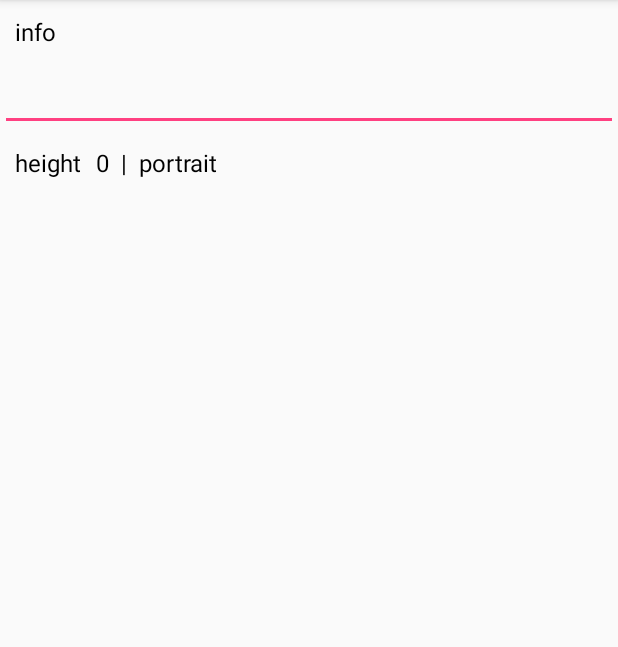
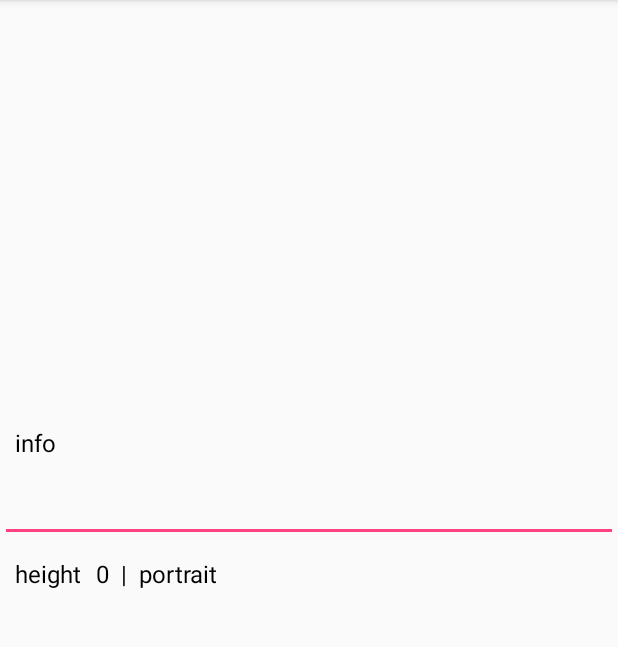
Before and after one commit to eeeeeccccc/KeyboardHeightProvider, an Android app: the screen it shows after launch (MainActivity), on a phone screen of 412 x 824 dp, the part 84-731 px from its top. Run offline under Robolectric (Android 15) with nearby library versions, the phone set to English and light mode, and no system bars.

Commit message:
提交工程

```diff
--- a/app/src/main/java/com/keyboardheight/demo/MainActivity.java
+++ b/app/src/main/java/com/keyboardheight/demo/MainActivity.java
@@ -5,7 +5,6 @@ import android.os.Bundle;
 import android.support.v7.app.AppCompatActivity;
 import android.util.Log;
 import android.view.View;
-import android.widget.RelativeLayout;
 import android.widget.TextView;
 
 import com.keyboardheight.library.KeyboardHeightObserver;
@@ -83,11 +82,6 @@ public class MainActivity extends AppCompatActivity implements KeyboardHeightObs
 
         TextView tv = (TextView) findViewById(R.id.height_text);
         tv.setText(height + "  |  " + or);
-
-        // color the keyboard height view, this will stay when you close the keyboard
-        View view = findViewById(R.id.keyboard);
-        RelativeLayout.LayoutParams params = (RelativeLayout.LayoutParams) view.getLayoutParams();
-        params.height = height;
     }
 
 }
--- a/app/src/main/res/layout/activity_main.xml
+++ b/app/src/main/res/layout/activity_main.xml
@@ -1,6 +1,5 @@
 <?xml version="1.0" encoding="utf-8"?>
-<RelativeLayout
-    xmlns:android="http://schemas.android.com/apk/res/android"
+<RelativeLayout xmlns:android="http://schemas.android.com/apk/res/android"
     android:id="@+id/activitylayout"
     android:layout_width="match_parent"
     android:layout_height="match_parent">
@@ -8,17 +7,17 @@
     <LinearLayout
         android:layout_width="match_parent"
         android:layout_height="match_parent"
-        android:orientation="vertical"
-        >
+        android:gravity="center_vertical"
+        android:orientation="vertical">
 
         <TextView
             android:id="@+id/info_label"
             android:layout_width="match_parent"
             android:layout_height="wrap_content"
             android:layout_margin="10dp"
+            android:text="@string/info"
             android:textColor="@android:color/black"
-            android:textSize="16dp"
-            android:text="@string/info">
+            android:textSize="16dp">
 
         </TextView>
 
@@ -26,24 +25,23 @@
             android:id="@+id/input_name"
             android:layout_width="match_parent"
             android:layout_height="wrap_content"
-            android:layout_marginBottom="10dp"
-            >
-        </EditText>
+            android:layout_marginBottom="10dp" />
 
         <LinearLayout
             android:layout_width="match_parent"
             android:layout_height="wrap_content"
             android:layout_marginLeft="10dp"
-            android:orientation="horizontal">
+            android:orientation="horizontal"
+            android:paddingBottom="100dp">
 
             <TextView
                 android:id="@+id/height_label"
                 android:layout_width="wrap_content"
                 android:layout_height="wrap_content"
                 android:layout_marginRight="10dp"
+                android:text="@string/height"
                 android:textColor="@android:color/black"
-                android:textSize="16dp"
-                android:text="@string/height">
+                android:textSize="16dp">
 
             </TextView>
 
@@ -51,9 +49,9 @@
                 android:id="@+id/height_text"
                 android:layout_width="match_parent"
                 android:layout_height="wrap_content"
+                android:text="0"
                 android:textColor="@android:color/black"
-                android:textSize="16dp"
-                android:text="0">
+                android:textSize="16dp">
 
             </TextView>
 
@@ -61,11 +59,4 @@
 
     </LinearLayout>
 
-    <View
-        android:id="@+id/keyboard"
-        android:layout_width="match_parent"
-        android:layout_height="0dp"
-        android:layout_alignParentBottom="true"
-        android:background="#0000ff"/>
-
 </RelativeLayout>
```
